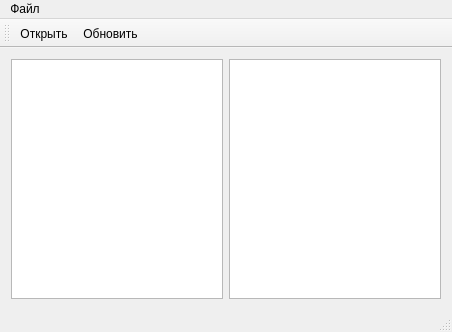
First picture: the form in diff/mainwindow.ui, repository Roket132/cpp-diff_widget, before the edit.
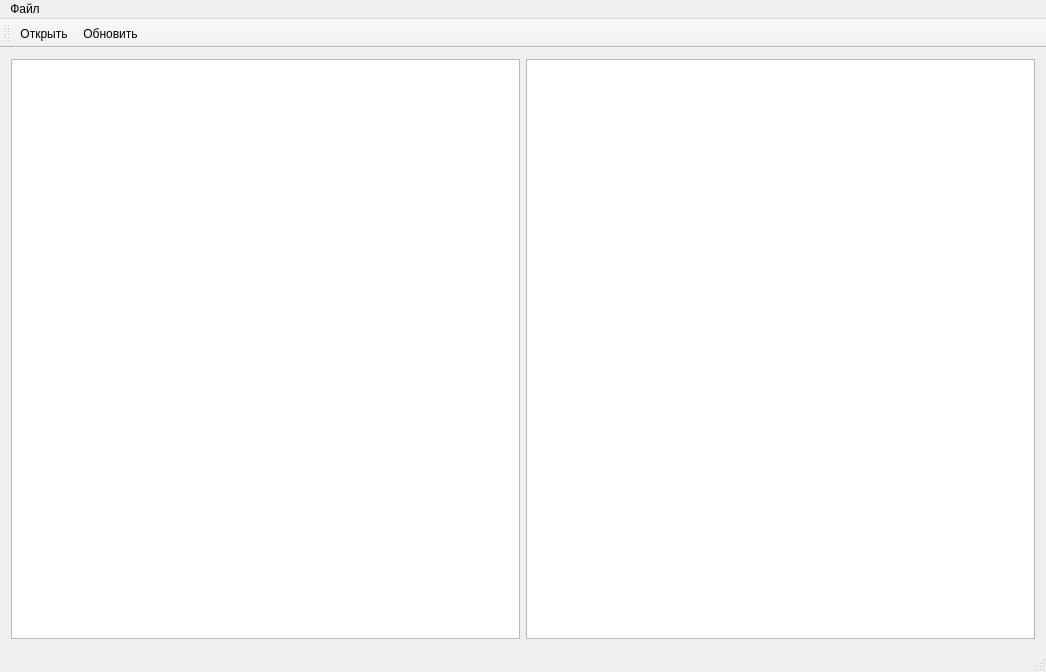
Second picture: the form after the edit. Icons and pictures are not drawn.

```diff
--- a/diff/mainwindow.ui
+++ b/diff/mainwindow.ui
@@ -6,8 +6,8 @@
    <rect>
     <x>0</x>
     <y>0</y>
-    <width>452</width>
-    <height>332</height>
+    <width>1046</width>
+    <height>672</height>
    </rect>
   </property>
   <property name="windowTitle">
@@ -18,13 +18,13 @@
     <normaloff>:/icons/icons/icon_buttom_reload.png</normaloff>:/icons/icons/icon_buttom_reload.png</iconset>
   </property>
   <widget class="QWidget" name="centralWidget">
-   <layout class="QHBoxLayout" name="horizontalLayout">
-    <item>
-     <widget class="QListWidget" name="listMainFile"/>
-    </item>
-    <item>
+   <layout class="QGridLayout" name="gridLayout">
+    <item row="0" column="1">
      <widget class="QListWidget" name="listSameFile"/>
     </item>
+    <item row="0" column="0">
+     <widget class="QListWidget" name="listMainFile"/>
+    </item>
    </layout>
   </widget>
   <widget class="QMenuBar" name="menuBar">
@@ -32,7 +32,7 @@
     <rect>
      <x>0</x>
      <y>0</y>
-     <width>452</width>
+     <width>1046</width>
      <height>22</height>
     </rect>
    </property>
@@ -45,7 +45,6 @@
    </widget>
    <addaction name="menudfg"/>
   </widget>
-  <widget class="QStatusBar" name="statusBar"/>
   <widget class="QToolBar" name="toolBar">
    <property name="windowTitle">
     <string>toolBar</string>
@@ -59,6 +58,7 @@
    <addaction name="Open"/>
    <addaction name="Reload"/>
   </widget>
+  <widget class="QStatusBar" name="statusBar"/>
   <action name="Reload">
    <property name="icon">
     <iconset resource="icon_buttom.qrc">
```
